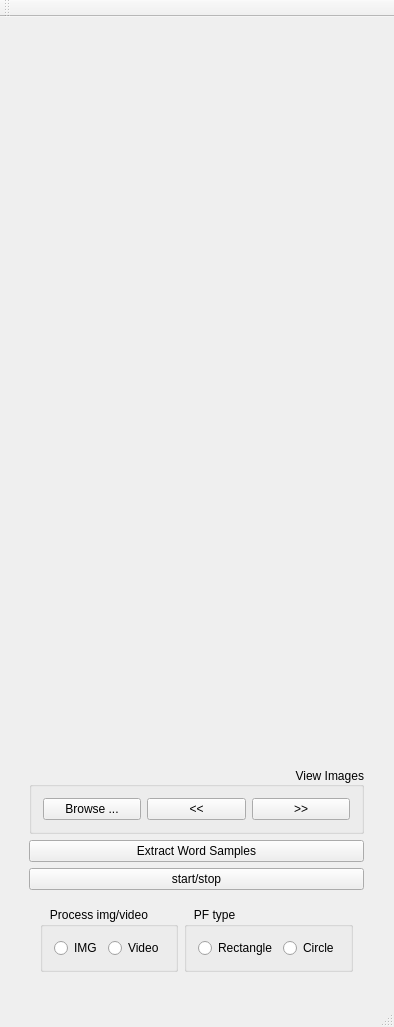
This is forms/mainwindow.ui in Boazrciasn/RDFramework as Qt 5 draws it before an edit. The edited form follows.
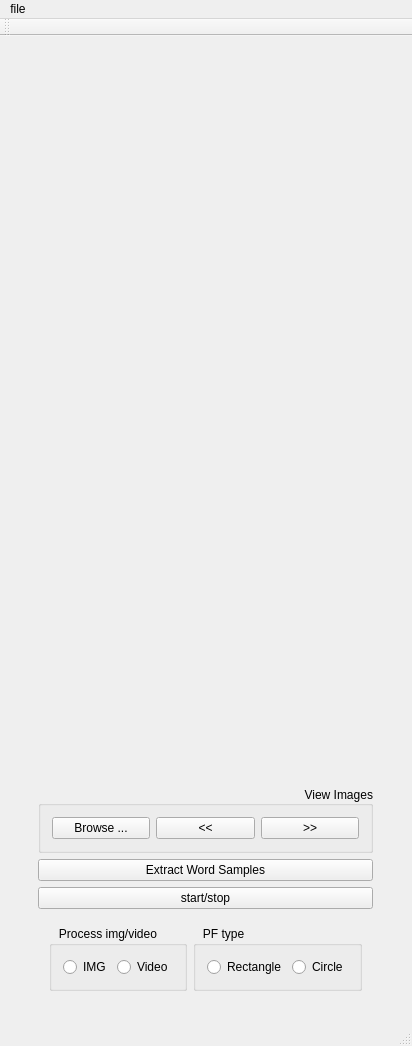
This is the edited form.

The edit to the form file:
```diff
--- a/forms/mainwindow.ui
+++ b/forms/mainwindow.ui
@@ -6,8 +6,8 @@
    <rect>
     <x>0</x>
     <y>0</y>
-    <width>394</width>
-    <height>825</height>
+    <width>412</width>
+    <height>1043</height>
    </rect>
   </property>
   <property name="windowTitle">
@@ -200,10 +200,17 @@
     <rect>
      <x>0</x>
      <y>0</y>
-     <width>394</width>
+     <width>412</width>
      <height>22</height>
     </rect>
    </property>
+   <widget class="QMenu" name="menuFile">
+    <property name="title">
+     <string>file</string>
+    </property>
+    <addaction name="actionAnnotation_Extractor"/>
+   </widget>
+   <addaction name="menuFile"/>
   </widget>
   <widget class="QToolBar" name="mainToolBar">
    <attribute name="toolBarArea">
```
Left out of the diff: 5 changed lines with no effect on the pictures.
